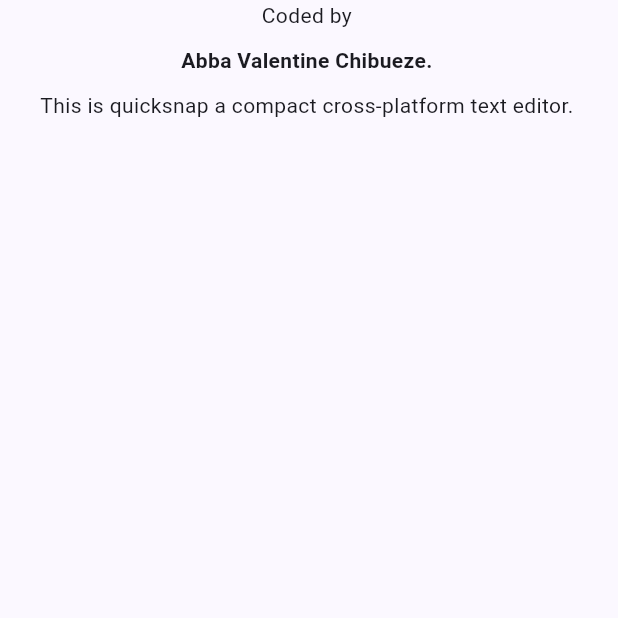
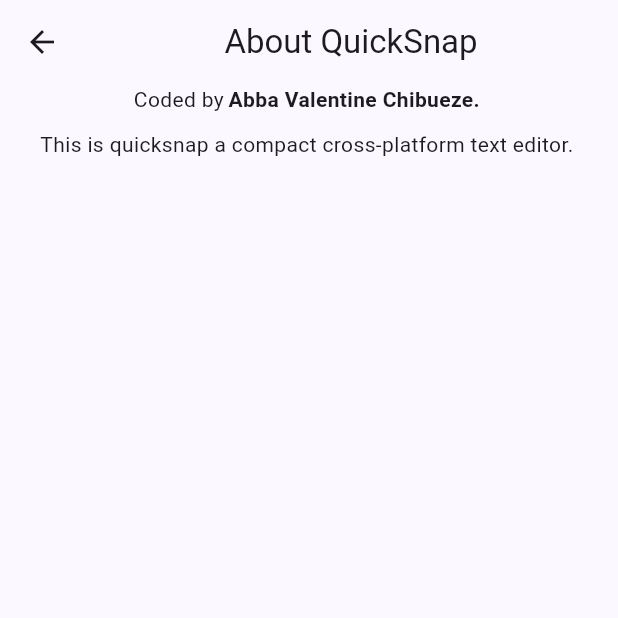
Before and after one commit to val-en-tine124/quicksnap, a Flutter app: the screen it shows after launch, in the side drawer, after a tap on "About", on a phone screen of 412 x 824 dp, the top half of it. Run offline on Flutter 3.47's test engine with Material 3 defaults, Android fonts, the phone set to English and light mode, and no system bars; our stand-ins replace file_picker, flutter_animate, flutter_riverpod, riverpod_annotation; missing offline and left inert: flutter_quill; generated files the repository leaves out were written again.

Commit message:
chore: Add about page to quicksnap

```diff
--- a/lib/features/editor/about.dart
+++ b/lib/features/editor/about.dart
@@ -1,4 +1,5 @@
 import 'package:flutter/material.dart';
+
 
 class AboutPage extends StatelessWidget {
   static const authorInfo = "Coded by";
@@ -10,16 +11,20 @@
   @override
   Widget build(BuildContext context) {
     return Scaffold(
+      appBar: AppBar(title: Center(child: Text("About QuickSnap")),),
       body: Column(
         crossAxisAlignment: .center,
         children: [
-          Center(child: SelectableText(authorInfo)),
-          SizedBox(height:10),
-          Center(
-            child: SelectableText(name, style: TextStyle(fontWeight: .bold)),
+          Row(
+            mainAxisAlignment: .center,
+            children: [
+              SelectableText(authorInfo),
+              SelectableText(name, style: TextStyle(fontWeight: .bold),
+              ),
+            ],
           ),
           SizedBox(height:10),
-          Center(child: SelectableText(appInfo)),
+          SelectableText(appInfo),
 
         ],
       ),
```
